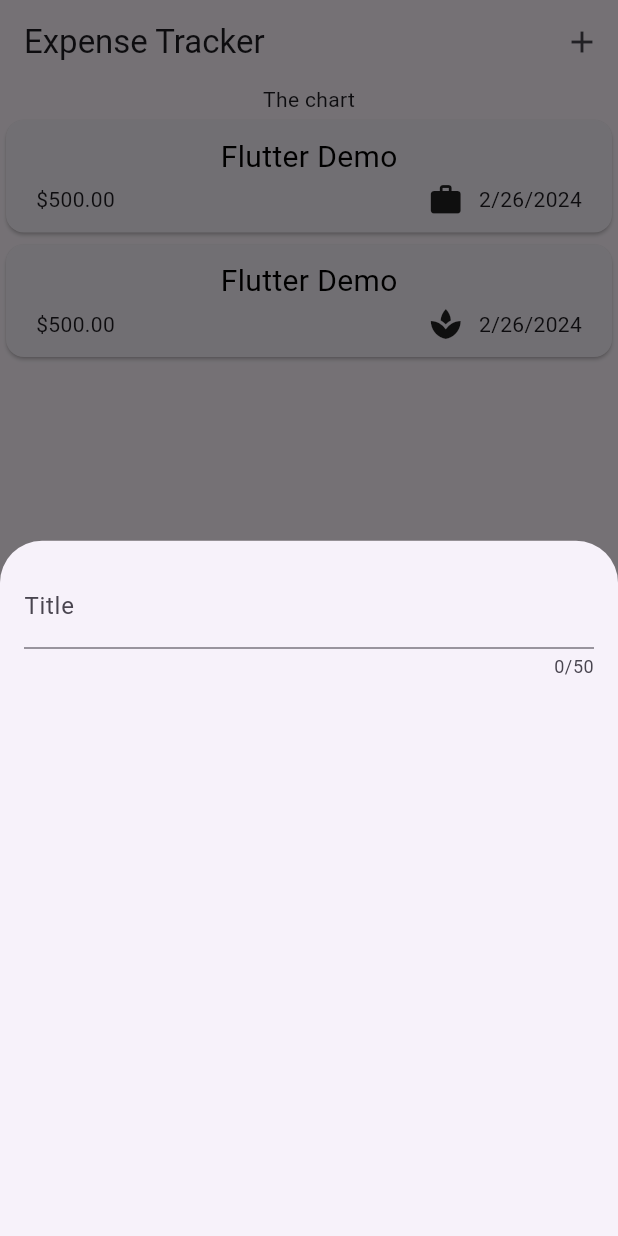
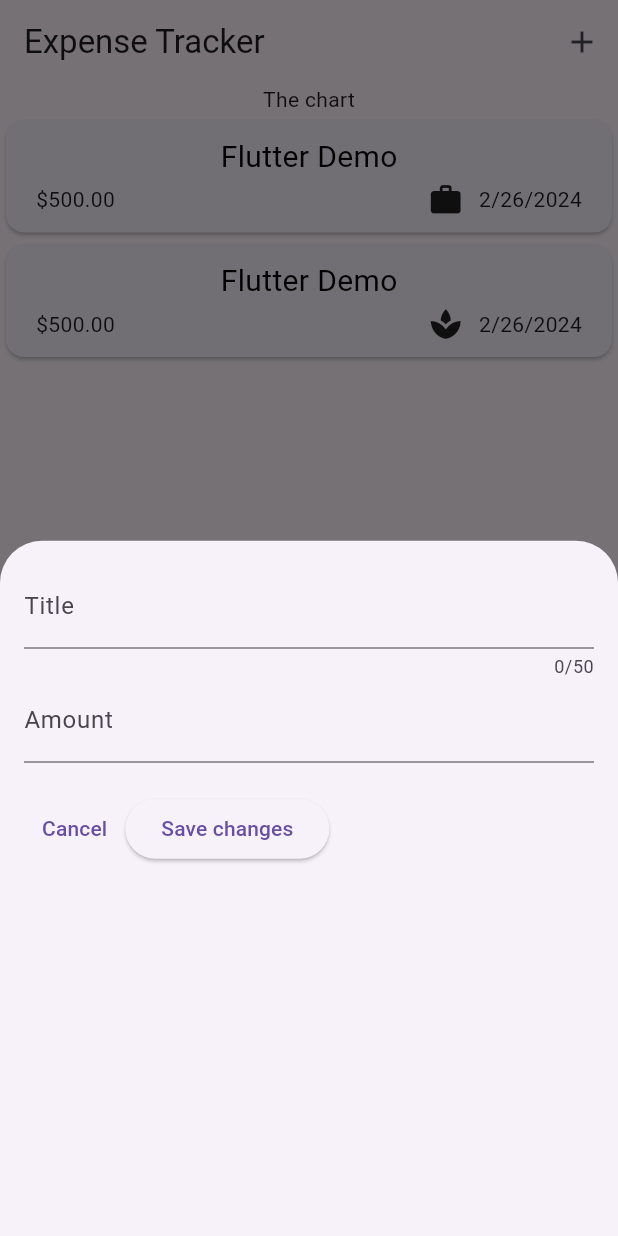
Before and after one commit to Shivansh-22866/expense_tracker, a Flutter app: the screen it shows after launch, after a tap on the "add" icon, on a phone screen of 412 x 824 dp. Run offline on Flutter 3.47's test engine with Material 3 defaults, Android fonts, the phone set to English and light mode, and no system bars.

Commit message:
Added another button for cancelling the addition of new expense

```diff
--- a/lib/new_expense.dart
+++ b/lib/new_expense.dart
@@ -8,6 +8,16 @@ class NewExpense extends StatefulWidget {
 }
 
 class _NewExpenseState extends State<NewExpense> {
+  final _titleController = TextEditingController();
+  final _amountController = TextEditingController();
+
+  @override
+  void dispose() {
+    _titleController.dispose();
+    _amountController.dispose();
+    super.dispose();
+  }
+
   @override
   Widget build(BuildContext context) {
     return Padding(
@@ -15,10 +25,29 @@ class _NewExpenseState extends State<NewExpense> {
       child: Column(
         children: [
           TextField(
+            controller: _titleController,
             maxLength: 50,
-            decoration: InputDecoration(
-              label: Text('Title')
-            ),
+            decoration: InputDecoration(label: Text('Title')),
+          ),
+          TextField(
+            controller: _amountController,
+            keyboardType: TextInputType.number,
+            decoration:
+                InputDecoration(label: Text('Amount'), prefixText: 'Rs. '),
+          ),
+          const SizedBox(
+            height: 20,
+          ),
+
+          Row(
+            children: [
+              TextButton(
+                  onPressed: () {
+                    Navigator.pop(context);
+                  },
+                  child: Text('Cancel')),
+              ElevatedButton(onPressed: () {}, child: Text('Save changes'),)
+            ],
           )
         ],
       ),
```
